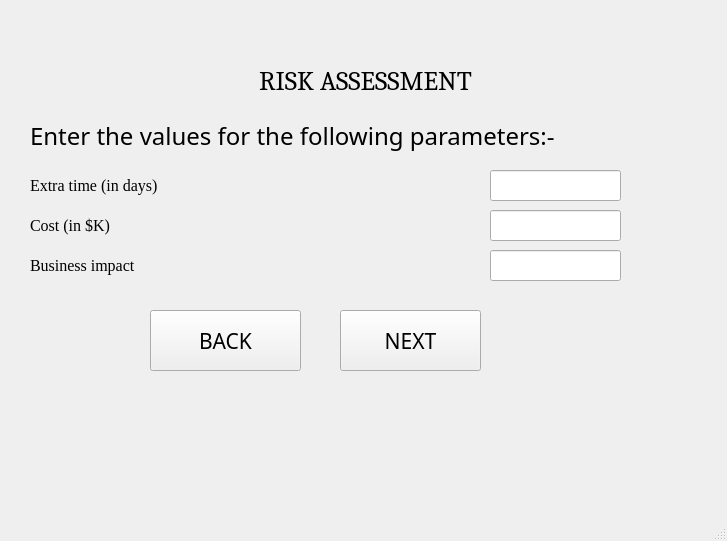
First picture: the form in ui_files/risk_screen.ui, repository yorozuya-2003/institutional_benchmarking_model, before the edit.
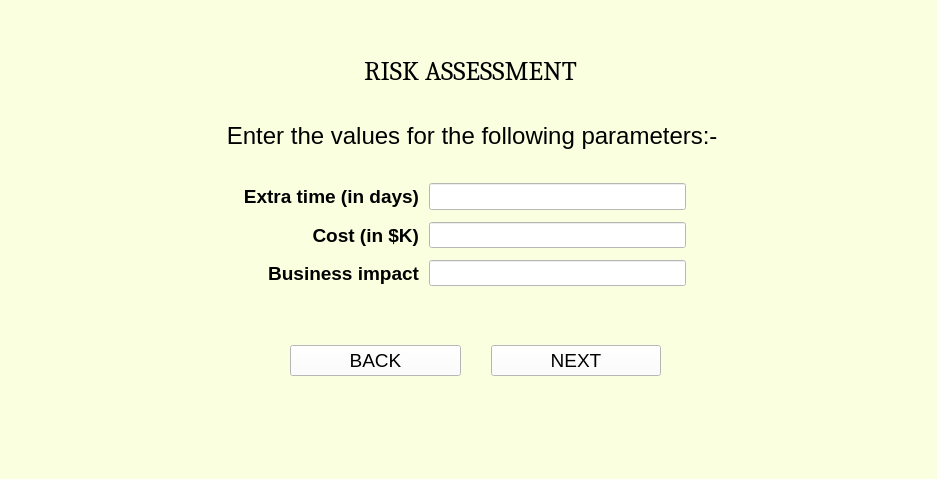
Second picture: the form after the edit.

Diff of the .ui file:
```diff
--- a/ui_files/risk_screen.ui
+++ b/ui_files/risk_screen.ui
@@ -6,20 +6,23 @@
    <rect>
     <x>0</x>
     <y>0</y>
-    <width>727</width>
-    <height>541</height>
+    <width>937</width>
+    <height>479</height>
    </rect>
   </property>
   <property name="windowTitle">
    <string>MainWindow</string>
   </property>
+  <property name="styleSheet">
+   <string notr="true">background-color:rgb(250, 255, 224)</string>
+  </property>
   <widget class="QWidget" name="centralwidget">
    <widget class="QLabel" name="label_10">
     <property name="geometry">
      <rect>
-      <x>130</x>
-      <y>60</y>
-      <width>471</width>
+      <x>0</x>
+      <y>50</y>
+      <width>941</width>
       <height>41</height>
      </rect>
     </property>
@@ -39,15 +42,15 @@
    <widget class="QLabel" name="label">
     <property name="geometry">
      <rect>
-      <x>30</x>
+      <x>0</x>
       <y>110</y>
-      <width>601</width>
+      <width>951</width>
       <height>51</height>
      </rect>
     </property>
     <property name="font">
      <font>
-      <family>Corbel</family>
+      <family>Arial</family>
       <pointsize>18</pointsize>
      </font>
     </property>
@@ -55,152 +58,199 @@
      <string>Enter the values for the following parameters:- </string>
     </property>
     <property name="alignment">
-     <set>Qt::AlignLeading|Qt::AlignLeft|Qt::AlignVCenter</set>
+     <set>Qt::AlignCenter</set>
     </property>
    </widget>
-   <widget class="QLabel" name="label_2">
+   <widget class="QWidget" name="">
     <property name="geometry">
      <rect>
-      <x>30</x>
-      <y>170</y>
+      <x>240</x>
+      <y>180</y>
       <width>451</width>
-      <height>31</height>
+      <height>111</height>
      </rect>
     </property>
     <property name="font">
      <font>
-      <family>Georgia</family>
-      <pointsize>12</pointsize>
+      <family>Arial</family>
+      <pointsize>14</pointsize>
+      <weight>50</weight>
+      <bold>false</bold>
+     </font>
+    </property>
+    <layout class="QGridLayout" name="gridLayout">
+     <property name="leftMargin">
+      <number>3</number>
+     </property>
+     <property name="topMargin">
+      <number>3</number>
+     </property>
+     <property name="rightMargin">
+      <number>5</number>
+     </property>
+     <property name="bottomMargin">
+      <number>5</number>
+     </property>
+     <property name="horizontalSpacing">
+      <number>10</number>
+     </property>
+     <property name="verticalSpacing">
+      <number>12</number>
+     </property>
+     <item row="0" column="0">
+      <widget class="QLabel" name="label_2">
+       <property name="font">
+        <font>
+         <family>Arial</family>
+         <pointsize>14</pointsize>
+         <weight>75</weight>
+         <bold>true</bold>
      </font>
     </property>
     <property name="text">
      <string>Extra time (in days)</string>
     </property>
-   </widget>
+       <property name="alignment">
+        <set>Qt::AlignRight|Qt::AlignTrailing|Qt::AlignVCenter</set>
+       </property>
+      </widget>
+     </item>
+     <item row="0" column="1">
+      <widget class="QLineEdit" name="paramJ">
+       <property name="font">
+        <font>
+         <family>Arial</family>
+         <pointsize>12</pointsize>
+         <weight>50</weight>
+         <bold>false</bold>
+        </font>
+       </property>
+       <property name="styleSheet">
+        <string notr="true">background-color:rgb(255, 255, 255)</string>
+       </property>
+      </widget>
+     </item>
+     <item row="1" column="0">
    <widget class="QLabel" name="label_3">
-    <property name="geometry">
-     <rect>
-      <x>30</x>
-      <y>210</y>
-      <width>441</width>
-      <height>31</height>
-     </rect>
-    </property>
     <property name="font">
      <font>
-      <family>Georgia</family>
-      <pointsize>12</pointsize>
+         <family>Arial</family>
+         <pointsize>14</pointsize>
+         <weight>75</weight>
+         <bold>true</bold>
      </font>
     </property>
     <property name="text">
      <string>Cost (in $K)</string>
     </property>
-   </widget>
+       <property name="alignment">
+        <set>Qt::AlignRight|Qt::AlignTrailing|Qt::AlignVCenter</set>
+       </property>
+      </widget>
+     </item>
+     <item row="1" column="1">
+      <widget class="QLineEdit" name="paramK">
+       <property name="font">
+        <font>
+         <family>Arial</family>
+         <pointsize>12</pointsize>
+         <weight>50</weight>
+         <bold>false</bold>
+        </font>
+       </property>
+       <property name="styleSheet">
+        <string notr="true">background-color:rgb(255, 255, 255)</string>
+       </property>
+      </widget>
+     </item>
+     <item row="2" column="0">
    <widget class="QLabel" name="label_4">
-    <property name="geometry">
-     <rect>
-      <x>30</x>
-      <y>250</y>
-      <width>441</width>
-      <height>31</height>
-     </rect>
-    </property>
     <property name="font">
      <font>
-      <family>Georgia</family>
-      <pointsize>12</pointsize>
+         <family>Arial</family>
+         <pointsize>14</pointsize>
+         <weight>75</weight>
+         <bold>true</bold>
      </font>
     </property>
     <property name="text">
      <string>Business impact</string>
     </property>
-   </widget>
-   <widget class="QLineEdit" name="paramJ">
-    <property name="geometry">
-     <rect>
-      <x>490</x>
-      <y>170</y>
-      <width>131</width>
-      <height>31</height>
-     </rect>
-    </property>
-    <property name="font">
-     <font>
-      <family>Times New Roman</family>
-      <pointsize>12</pointsize>
-     </font>
-    </property>
-   </widget>
-   <widget class="QLineEdit" name="paramK">
-    <property name="geometry">
-     <rect>
-      <x>490</x>
-      <y>210</y>
-      <width>131</width>
-      <height>31</height>
-     </rect>
-    </property>
-    <property name="font">
-     <font>
-      <family>Times New Roman</family>
-      <pointsize>12</pointsize>
-     </font>
-    </property>
-   </widget>
+       <property name="alignment">
+        <set>Qt::AlignRight|Qt::AlignTrailing|Qt::AlignVCenter</set>
+       </property>
+      </widget>
+     </item>
+     <item row="2" column="1">
    <widget class="QLineEdit" name="paramL">
-    <property name="geometry">
-     <rect>
-      <x>490</x>
-      <y>250</y>
-      <width>131</width>
-      <height>31</height>
-     </rect>
-    </property>
     <property name="font">
      <font>
-      <family>Times New Roman</family>
+         <family>Arial</family>
       <pointsize>12</pointsize>
-     </font>
-    </property>
-   </widget>
-   <widget class="QPushButton" name="nextButton">
+         <weight>50</weight>
+         <bold>false</bold>
+        </font>
+       </property>
+       <property name="styleSheet">
+        <string notr="true">background-color:rgb(255, 255, 255)</string>
+       </property>
+      </widget>
+     </item>
+    </layout>
+   </widget>
+   <widget class="QWidget" name="">
     <property name="geometry">
      <rect>
-      <x>340</x>
-      <y>310</y>
-      <width>141</width>
-      <height>61</height>
+      <x>290</x>
+      <y>340</y>
+      <width>371</width>
+      <height>41</height>
      </rect>
     </property>
     <property name="font">
      <font>
-      <family>Corbel Light</family>
-      <pointsize>16</pointsize>
+      <family>Arial</family>
+      <pointsize>14</pointsize>
      </font>
     </property>
-    <property name="text">
-     <string>NEXT</string>
-    </property>
-   </widget>
+    <layout class="QGridLayout" name="gridLayout_2">
+     <property name="horizontalSpacing">
+      <number>30</number>
+     </property>
+     <item row="0" column="0">
    <widget class="QPushButton" name="backButton">
-    <property name="geometry">
-     <rect>
-      <x>150</x>
-      <y>310</y>
-      <width>151</width>
-      <height>61</height>
-     </rect>
-    </property>
     <property name="font">
      <font>
-      <family>Corbel Light</family>
-      <pointsize>16</pointsize>
-     </font>
-    </property>
+         <family>Arial</family>
+         <pointsize>14</pointsize>
+        </font>
+       </property>
+       <property name="styleSheet">
+        <string notr="true">background-color:rgb(255, 255, 255)</string>
+       </property>
     <property name="text">
      <string>BACK</string>
     </property>
    </widget>
+     </item>
+     <item row="0" column="1">
+      <widget class="QPushButton" name="nextButton">
+       <property name="font">
+        <font>
+         <family>Arial</family>
+         <pointsize>14</pointsize>
+        </font>
+       </property>
+       <property name="styleSheet">
+        <string notr="true">background-color:rgb(255, 255, 255)</string>
+       </property>
+       <property name="text">
+        <string>NEXT</string>
+       </property>
+      </widget>
+     </item>
+    </layout>
+   </widget>
   </widget>
   <widget class="QMenuBar" name="menubar">
    <property name="geometry">
```
Left out of the diff: 4 changed lines with no effect on the pictures. Lines whose indentation alone changed are shown as unchanged.
